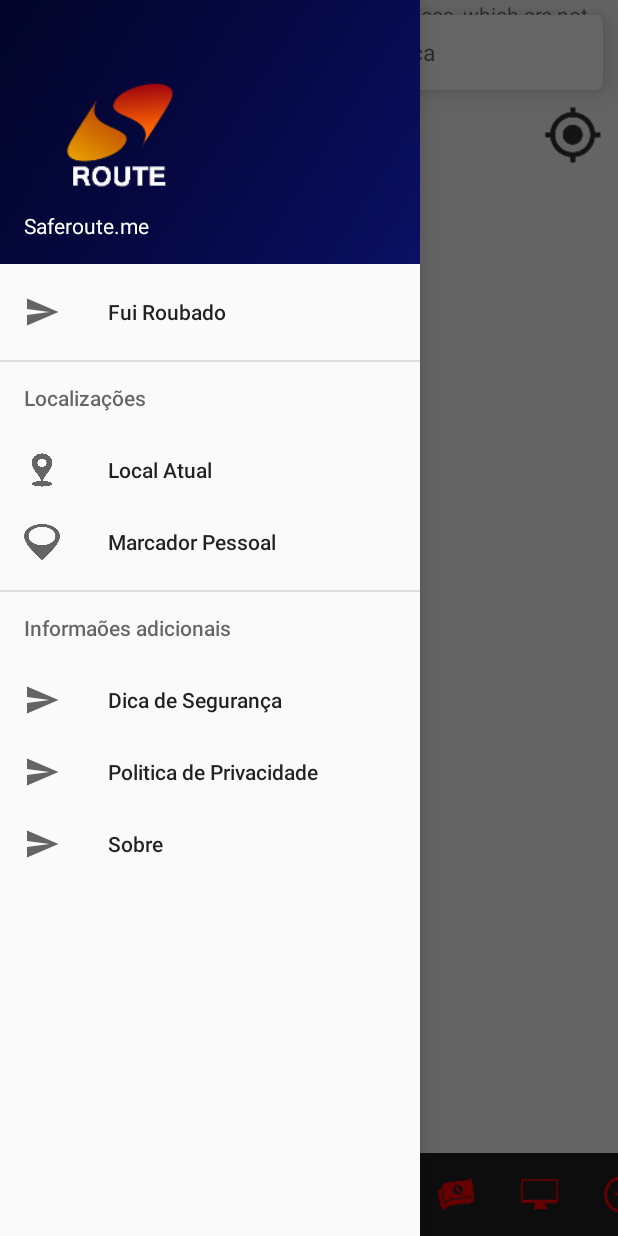
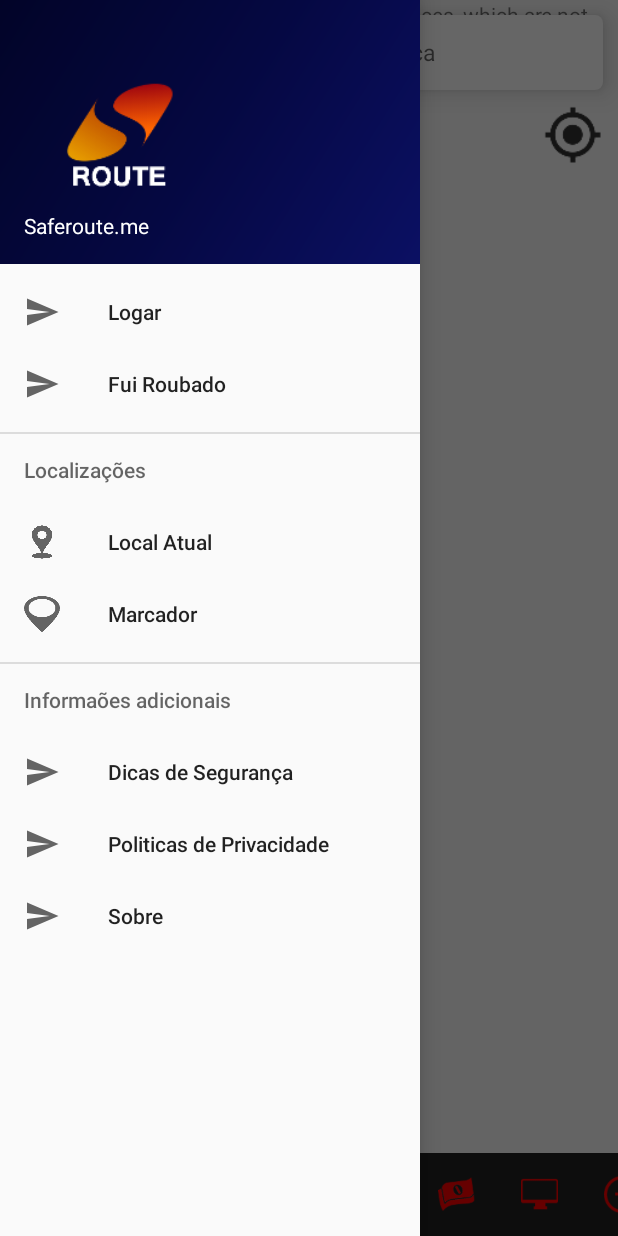
Before and after one commit to Raky1/SaferouteApp, an Android app: the screen it shows after launch (MainActivity), with the side drawer open, on a phone screen of 412 x 824 dp. Run offline under Robolectric (Android 15) with nearby library versions, the phone set to English and light mode, and no system bars.

Commit message:
implementação de dialog box não funcionais ainda (todas as telas feita... mas não em seu estado final)

```diff
--- a/app/build.gradle
+++ b/app/build.gradle
@@ -29,4 +29,6 @@ dependencies {
     testImplementation 'junit:junit:4.12'
     androidTestImplementation 'com.android.support.test:runner:1.0.1'
     androidTestImplementation 'com.android.support.test.espresso:espresso-core:3.0.1'
+
+    //compile 'com.android.volley:volley:1.1.0'
 }
--- a/app/src/main/AndroidManifest.xml
+++ b/app/src/main/AndroidManifest.xml
@@ -7,9 +7,10 @@
          Google Maps Android API v2, but you must specify either coarse or fine
          location permissions for the 'MyLocation' functionality.
     -->
+    <!-- access to internet and gps -->
     <uses-permission android:name="android.permission.ACCESS_FINE_LOCATION" />
     <uses-permission android:name="android.permission.ACCESS_COARSE_LOCATION" />
-    <uses-permission android:name="android.permission.INTERNET"/>
+    <uses-permission android:name="android.permission.INTERNET" />
 
     <application
         android:allowBackup="true"
@@ -28,6 +29,7 @@
                 <category android:name="android.intent.category.LAUNCHER" />
             </intent-filter>
         </activity>
+
         <!--
              The API key for Google Maps-based APIs is defined as a string resource.
              (See the file "res/values/google_maps_api.xml").
@@ -39,7 +41,6 @@
         <meta-data
             android:name="com.google.android.geo.API_KEY"
             android:value="@string/google_maps_key" />
-
     </application>
 
 </manifest>
--- a/app/src/main/java/me/saferoute/saferouteapp/MainActivity.java
+++ b/app/src/main/java/me/saferoute/saferouteapp/MainActivity.java
@@ -4,29 +4,59 @@ import android.graphics.Color;
 import android.os.Bundle;
 import android.support.v4.app.FragmentManager;
 import android.support.v4.app.FragmentTransaction;
-import android.view.KeyEvent;
+import android.support.v7.app.AlertDialog;
 import android.view.View;
 import android.support.design.widget.NavigationView;
 import android.support.v4.view.GravityCompat;
 import android.support.v4.widget.DrawerLayout;
 import android.support.v7.app.AppCompatActivity;
 import android.view.MenuItem;
-import android.view.inputmethod.EditorInfo;
+import android.widget.ArrayAdapter;
 import android.widget.AutoCompleteTextView;
+import android.widget.Button;
+import android.widget.DatePicker;
+import android.widget.EditText;
 import android.widget.ImageView;
 import android.widget.LinearLayout;
-import android.widget.TextView;
+import android.widget.Spinner;
+import android.widget.TimePicker;
+
+import java.util.Calendar;
+import java.util.Date;
+
+import me.saferoute.saferouteapp.Model.Usuario;
+import me.saferoute.saferouteapp.Tools.Validacao;
 
 public class MainActivity extends AppCompatActivity
         implements NavigationView.OnNavigationItemSelectedListener {
 
+    //Login
+    private Usuario user = null;
+
+
+
     private MapsFragment mapsFragment;
     private FragmentManager fragmentManager;
 
+    //scroll and map
     private LinearLayout linearLayout;
     private ImageView btnBicicleta, btnCartao, btnCel, btnDocumento, btnMochila, btnMoney, btnPc, btnPlus;
     private ImageView btnGps;
     private AutoCompleteTextView txtSearch;
+
+    //Dialog
+    private AlertDialog dialogLogin, dialogOcorrencia, dialogDicas, dialogPrivacidade, dialogSobre;
+
+    //login screen
+    private EditText txtEmail_login,txtSenha_login;
+    private Button btnLogar_login;
+
+    //ocorrencia Screen
+    private DatePicker datePicker;
+    private TimePicker timePicker;
+    private Spinner spinnerTipo, spinnerBoletim, spinnerAgrecao;
+    private EditText txtPertences_Ocor, txtComplemento_Ocor;
+    private Button btnRegistrar_Ocor;
 
     @Override
     protected void onCreate(Bundle savedInstanceState) {
@@ -48,25 +78,15 @@ public class MainActivity extends AppCompatActivity
         btnPc = (ImageView) findViewById(R.id.btnPc);
         btnPlus = (ImageView) findViewById(R.id.btnPlus);
 
+        this.configButton(btnBicicleta, btnCartao, btnCel,btnDocumento, btnMochila, btnMoney, btnPc, btnPlus);
+
         init();
-
-        /* menu "..."
-        Toolbar toolbar = (Toolbar) findViewById(R.id.toolbar);
-        setSupportActionBar(toolbar);
-
-        DrawerLayout drawer = (DrawerLayout) findViewById(R.id.drawer_layout);
-        ActionBarDrawerToggle toggle = new ActionBarDrawerToggle(
-                this, drawer, toolbar, R.string.navigation_drawer_open, R.string.navigation_drawer_close);
-        drawer.addDrawerListener(toggle);
-        toggle.syncState();*/
     }
 
     private void init() {
         //Barra lateral de navegação...
         NavigationView navigationView = (NavigationView) findViewById(R.id.nav_view);
         navigationView.setNavigationItemSelectedListener(this);
-
-        this.configButtons();
 
         //set fragment Map
         mapsFragment = new MapsFragment();
@@ -75,9 +95,90 @@ public class MainActivity extends AppCompatActivity
 
         //change fragment
         fragmentManager = getSupportFragmentManager();
-        FragmentTransaction transation = fragmentManager.beginTransaction();
-        transation.add(R.id.container, mapsFragment, "MapsFragment");
-        transation.commitAllowingStateLoss();
+        FragmentTransaction fragmentTransaction = fragmentManager.beginTransaction();
+        fragmentTransaction.add(R.id.container, mapsFragment, "MapsFragment");
+        fragmentTransaction.commitAllowingStateLoss();
+
+        //****************************************************************************************************************************
+        //Configura Dialogs
+        AlertDialog.Builder builder = new AlertDialog.Builder(MainActivity.this);
+
+        //config Login screen
+        View view = getLayoutInflater().inflate(R.layout.dialog_login, null);
+        builder.setView(view);
+        dialogLogin = builder.create();
+
+        //tela login
+        txtEmail_login = (EditText) view.findViewById(R.id.txtEmail);
+        txtSenha_login = (EditText) view.findViewById(R.id.txtSenha);
+        btnLogar_login = (Button) view.findViewById(R.id.btnLogar);
+
+        btnLogar_login.setOnClickListener(new View.OnClickListener() {
+            @Override
+            public void onClick(View view) {
+                if(Validacao.CheckEmail(txtEmail_login.getText().toString())) {
+                    if (Validacao.CheckSenha(txtSenha_login.getText().toString())) {
+                        dialogLogin.dismiss();
+                    } else {
+                        txtSenha_login.requestFocus();
+                    }
+                } else {
+                    txtEmail_login.requestFocus();
+                }
+            }
+        });
+
+        //-----Ocorrencia Dialog
+        view = getLayoutInflater().inflate(R.layout.dialog_ocorrencia, null);
+        builder.setView(view);
+        dialogOcorrencia = builder.create();
+
+        datePicker = (DatePicker) view.findViewById(R.id.datePicker);
+        timePicker = (TimePicker) view.findViewById(R.id.timePicker);
+        spinnerTipo = (Spinner) view.findViewById(R.id.spinnerTipo);
+        spinnerBoletim = (Spinner) view.findViewById(R.id.spinnerBoletim);
+        spinnerAgrecao = (Spinner) view.findViewById(R.id.spinnerAgrecao);
+        txtPertences_Ocor = (EditText) view.findViewById(R.id.txtPertences);
+        txtComplemento_Ocor = (EditText) view.findViewById(R.id.txtComplemento);
+        btnRegistrar_Ocor = (Button) view.findViewById(R.id.btnRegistrar);
+
+        Calendar c = Calendar.getInstance();
+        c.setTime(new Date());
+        c.add(Calendar.YEAR, -1);
+        datePicker.setMinDate(c.getTime().getTime());
+
+        ArrayAdapter<CharSequence> adapterTipo = ArrayAdapter.createFromResource(this,
+                R.array.ocorrencia_tipos, android.R.layout.simple_spinner_item);
+        adapterTipo.setDropDownViewResource(android.R.layout.simple_spinner_dropdown_item);
+        spinnerTipo.setAdapter(adapterTipo);
+
+        ArrayAdapter<CharSequence> adapterYN = ArrayAdapter.createFromResource(this,
+                R.array.ocorrencia_yes_no, android.R.layout.simple_spinner_item);
+        adapterYN.setDropDownViewResource(android.R.layout.simple_spinner_dropdown_item);
+        spinnerBoletim.setAdapter(adapterYN);
+        spinnerAgrecao.setAdapter(adapterYN);
+
+        btnRegistrar_Ocor.setOnClickListener(new View.OnClickListener() {
+            @Override
+            public void onClick(View view) {
+                dialogOcorrencia.dismiss();
+            }
+        });
+
+        //dialog Dicas de seguraça
+        view = getLayoutInflater().inflate(R.layout.dialog_dicas, null);
+        builder.setView(view);
+        dialogDicas = builder.create();
+
+        //dialog Politica de Privacidade
+        view = getLayoutInflater().inflate(R.layout.dialog_privacidade, null);
+        builder.setView(view);
+        dialogPrivacidade = builder.create();
+
+        //dialog Sobre
+        view = getLayoutInflater().inflate(R.layout.dialog_sobre, null);
+        builder.setView(view);
+        dialogSobre = builder.create();
     }
 
 
@@ -91,50 +192,30 @@ public class MainActivity extends AppCompatActivity
         }
     }
 
-    /* menu "..." no canto
-    @Override
-    public boolean onCreateOptionsMenu(Menu menu) {
-        // Inflate the menu; this adds items to the action bar if it is present.
-        getMenuInflater().inflate(R.menu.main, menu);
-        return true;
-    }
-
-    @Override
-    public boolean onOptionsItemSelected(MenuItem item) {
-        // Handle action bar item clicks here. The action bar will
-        // automatically handle clicks on the Home/Up button, so long
-        // as you specify a parent activity in AndroidManifest.xml.
-        int id = item.getItemId();
-
-        //noinspection SimplifiableIfStatement
-        if (id == R.id.action_settings) {
-            return true;
-        }
-
-        return super.onOptionsItemSelected(item);
-    }*/
-
     //@SuppressWarnings("StatementWithEmptyBody") // não sei pra que esta aqui...
     @Override
     public boolean onNavigationItemSelected(MenuItem item) {
         // Handle navigation view item clicks here.
         int id = item.getItemId();
 
+        if(id == R.id.nav_logar) {
+            dialogLogin.show();
 
-        if (id == R.id.nav_personal) {
+        } else if (id == R.id.nav_fui_roubado) {
+            dialogOcorrencia.show();
+
+        } else if (id == R.id.nav_dicas) {
+            dialogDicas.show();
+
+        } else if (id == R.id.nav_privacidade) {
+            dialogPrivacidade.show();
+
+        } else if (id == R.id.nav_sobre) {
+            dialogSobre.show();
+
+        } else if (id == R.id.nav_personal) {
             mapsFragment.getDeviceLocation();
-        }/* else if (id == R.id.nav_gallery) {
-
-        } else if (id == R.id.nav_slideshow) {
-
-        } else if (id == R.id.nav_manage) {
-
-        } else if (id == R.id.nav_share) {
-
-        } else if (id == R.id.nav_send) {
-
         }
-        */
 
         DrawerLayout drawer = (DrawerLayout) findViewById(R.id.drawer_layout);
         drawer.closeDrawer(GravityCompat.START);
@@ -142,78 +223,9 @@ public class MainActivity extends AppCompatActivity
     }
 
     //configura os botões
-    private void configButtons() {
-        btnBicicleta.setOnClickListener(new View.OnClickListener() {
-            @Override
-            public void onClick(View view) {
-                for(int i = 0; i < linearLayout.getChildCount(); i++)
-                    linearLayout.getChildAt(i).setBackgroundColor(Color.TRANSPARENT);
-
-                view.setBackgroundColor(Color.rgb(100,100,100));
-            }
-        });
-
-        btnCartao.setOnClickListener(new View.OnClickListener() {
-            @Override
-            public void onClick(View view) {
-                for(int i = 0; i < linearLayout.getChildCount(); i++)
-                    linearLayout.getChildAt(i).setBackgroundColor(Color.TRANSPARENT);
-
-                view.setBackgroundColor(Color.rgb(100,100,100));
-            }
-        });
-
-        btnCel.setOnClickListener(new View.OnClickListener() {
-            @Override
-            public void onClick(View view) {
-                for(int i = 0; i < linearLayout.getChildCount(); i++)
-                    linearLayout.getChildAt(i).setBackgroundColor(Color.TRANSPARENT);
-
-                view.setBackgroundColor(Color.rgb(100,100,100));
-            }
-        });
-
-        btnDocumento.setOnClickListener(new View.OnClickListener() {
-            @Override
-            public void onClick(View view) {
-                for(int i = 0; i < linearLayout.getChildCount(); i++)
-                    linearLayout.getChildAt(i).setBackgroundColor(Color.TRANSPARENT);
-
-                view.setBackgroundColor(Color.rgb(100,100,100));
-            }
-        });
-
-        btnMochila.setOnClickListener(new View.OnClickListener() {
-            @Override
-            public void onClick(View view) {
-                for(int i = 0; i < linearLayout.getChildCount(); i++)
-                    linearLayout.getChildAt(i).setBackgroundColor(Color.TRANSPARENT);
-
-                view.setBackgroundColor(Color.rgb(100,100,100));
-            }
-        });
-
-        btnMoney.setOnClickListener(new View.OnClickListener() {
-            @Override
-            public void onClick(View view) {
-                for(int i = 0; i < linearLayout.getChildCount(); i++)
-                    linearLayout.getChildAt(i).setBackgroundColor(Color.TRANSPARENT);
-
-                view.setBackgroundColor(Color.rgb(100,100,100));
-            }
-        });
-
-        btnPc.setOnClickListener(new View.OnClickListener() {
-            @Override
-            public void onClick(View view) {
-                for(int i = 0; i < linearLayout.getChildCount(); i++)
-                    linearLayout.getChildAt(i).setBackgroundColor(Color.TRANSPARENT);
-
-                view.setBackgroundColor(Color.rgb(100,100,100));
-            }
-        });
-
-        btnPlus.setOnClickListener(new View.OnClickListener() {
+    private void configButton(ImageView ...btns) {
+        for (ImageView btn : btns){
+            btn.setOnClickListener(new View.OnClickListener() {
                 @Override
                 public void onClick(View view) {
                     for(int i = 0; i < linearLayout.getChildCount(); i++)
@@ -223,4 +235,6 @@ public class MainActivity extends AppCompatActivity
                 }
             });
         }
+
     }
+}
--- a/app/src/main/java/me/saferoute/saferouteapp/MapsFragment.java
+++ b/app/src/main/java/me/saferoute/saferouteapp/MapsFragment.java
@@ -15,6 +15,7 @@ import android.view.KeyEvent;
 import android.view.View;
 import android.view.WindowManager;
 import android.view.inputmethod.EditorInfo;
+import android.view.inputmethod.InputMethodManager;
 import android.widget.AutoCompleteTextView;
 import android.widget.ImageView;
 import android.widget.TextView;
@@ -53,12 +54,14 @@ public class MapsFragment extends SupportMapFragment implements OnMapReadyCallba
             new LatLng(-85, -180),
             new LatLng(85, 180));
 
+
     private GoogleMap mMap;
     private boolean mLocationPermissionGranted = false;
     private FusedLocationProviderClient mFusedLocationProviderClient;
     private LocationManager mLocationManager;
     private PlaceAutoCompleteAdapter mPlaceAutoCompleteAdapter;
     private GeoDataClient mGeoDataClient;
+
 
     private AutoCompleteTextView txtSearch;
     private ImageView btnGps;
@@ -112,6 +115,8 @@ public class MapsFragment extends SupportMapFragment implements OnMapReadyCallba
     private void moveCamera(LatLng latLng, float zoom) {
         Log.d(TAG, "moveCamera: moving the camera to : lat: " + latLng.latitude + ", lng: " + latLng.longitude);
         mMap.moveCamera(CameraUpdateFactory.newLatLngZoom(latLng, zoom));
+
+        //txtSearch.clearFocus();
 
         hideSoftKeyboard();
     }
@@ -205,11 +210,12 @@ public class MapsFragment extends SupportMapFragment implements OnMapReadyCallba
 
     //esconde teclado... era pelo menos...
     private void hideSoftKeyboard() {
-        this.getActivity().getWindow().setSoftInputMode(WindowManager.LayoutParams.SOFT_INPUT_STATE_ALWAYS_HIDDEN);
+        InputMethodManager imm = (InputMethodManager)this.getContext().getSystemService(this.getContext().INPUT_METHOD_SERVICE);
+        imm.hideSoftInputFromWindow(txtSearch.getWindowToken(), 0);
     }
 
     //-------------------------------------------propriedades
-    public void setTxtSearch(AutoCompleteTextView txtSearch) {
+    public void setTxtSearch(final AutoCompleteTextView txtSearch) {
         this.txtSearch = txtSearch;
         txtSearch.setOnEditorActionListener(new TextView.OnEditorActionListener() {
             @Override
--- a/app/src/main/res/layout/scroll_menu_filtro.xml
+++ b/app/src/main/res/layout/scroll_menu_filtro.xml
@@ -2,7 +2,7 @@
 <HorizontalScrollView
     xmlns:android="http://schemas.android.com/apk/res/android" android:layout_width="match_parent"
     android:layout_height="match_parent"
-    android:background="@color/backgroundtransparent">
+    android:background="@color/backgroundtransparentscroll">
 
     <LinearLayout
         android:id="@+id/linearLayoutScrollFiltro"
--- a/app/src/main/res/menu/activity_main_drawer.xml
+++ b/app/src/main/res/menu/activity_main_drawer.xml
@@ -5,9 +5,13 @@
 
     <group android:checkableBehavior="none">
         <item
+            android:id="@+id/nav_logar"
+            android:icon="@drawable/ic_menu_send"
+            android:title="@string/nav_logar" />
+        <item
             android:id="@+id/nav_fui_roubado"
             android:icon="@drawable/ic_menu_send"
-            android:title="Fui Roubado" />
+            android:title="@string/nav_fui_roubado" />
     </group>
 
     <!-- localizaçãoes -->
@@ -16,11 +20,11 @@
             <item
                 android:id="@+id/nav_personal"
                 android:icon="@drawable/ic_personalmarker"
-                android:title="Local Atual" />
+                android:title="@string/nav_personal" />
             <item
                 android:id="@+id/nav_home"
                 android:icon="@drawable/ic_homemarker"
-                android:title="Marcador Pessoal" />
+                android:title="@string/nav_home" />
         </menu>
     </item>
 
@@ -30,15 +34,15 @@
             <item
                 android:id="@+id/nav_dicas"
                 android:icon="@drawable/ic_menu_send"
-                android:title="Dica de Segurança" />
+                android:title="@string/nav_dicas" />
             <item
                 android:id="@+id/nav_privacidade"
                 android:icon="@drawable/ic_menu_send"
-                android:title="Politica de Privacidade" />
+                android:title="@string/nav_privacidade" />
             <item
                 android:id="@+id/nav_sobre"
                 android:icon="@drawable/ic_menu_send"
-                android:title="Sobre" />
+                android:title="@string/nav_sobre" />
         </menu>
     </item>
 
--- a/app/src/main/res/values/colors.xml
+++ b/app/src/main/res/values/colors.xml
@@ -4,5 +4,5 @@
     <color name="colorPrimaryDark">#303F9F</color>
     <color name="colorAccent">#FF4081</color>
     <color name="colorlaranja">#ff4300</color>
-    <color name="backgroundtransparent" >#DD000000</color>
+    <color name="backgroundtransparentscroll" >#DD000000</color>
 </resources>
--- a/app/src/main/res/values/strings.xml
+++ b/app/src/main/res/values/strings.xml
@@ -5,5 +5,78 @@
     <string name="navigation_drawer_close">Close navigation drawer</string>
 
     <string name="action_settings">Settings</string>
+    <string name="title_activity_login">Sign in</string>
+
+    <!-- Menu Drawer View-->
+    <string name="nav_logar">Logar</string>
+    <string name="nav_logado">Logado</string>
+
+    <string name="nav_fui_roubado">Fui Roubado</string>
+    <string name="nav_personal">Local Atual</string>
+    <string name="nav_home">Marcador</string>
+    <string name="nav_dicas">Dicas de Segurança</string>
+    <string name="nav_privacidade">Politicas de Privacidade</string>
+    <string name="nav_sobre">Sobre</string>
+
+    <!-- Login Dialog -->
+    <string name="login_login">Login</string>
+    <string name="login_email">Email </string>
+    <string name="login_senha">Senha </string>
+    <string name="login_logar">Logar</string>
+
+    <!-- Ocorrencia Dialog -->
+    <string name="ocorrencia_dia">Dia: </string>
+    <string name="ocorrencia_hora">Hora: </string>
+    <string name="ocorrencia_tipo">Tipo: </string>
+    <string-array name="ocorrencia_tipos">
+        <item>Assalto</item>
+        <item>Assalto a mão armada</item>
+        <item>Furto</item>
+    </string-array>
+    <string name="ocorrencia_pertences">Pretences: </string>
+    <string name="ocorrencia_boletim">Boletim: </string>
+    <string name="ocorrencia_agrecao">Agreção: </string>
+    <string name="ocorrencia_complemento">Complemento: </string>
+    <string-array name="ocorrencia_yes_no">
+        <item>Sim</item>
+        <item>Não</item>
+    </string-array>
+    <string name="ocorrencia_registrar">Registrar</string>
+
+    <!-- Dicas Dialog -->
+    <string name="dicas_texto">
+        Dicas, dicas e mais dicas\n
+        Dicas, dicas e mais dicas\n
+        Dicas, dicas e mais dicas\n
+        Dicas, dicas e mais dicas\n
+        Dicas, dicas e mais dicas\n
+        Dicas, dicas e mais dicas\n
+        Dicas, dicas e mais dicas\n
+        Dicas, dicas e mais dicas
+    </string>
+
+    <!-- Privacidade Dialog -->
+    <string name="privacidade_texto">
+        Privacidade, Privacidade e mais Privacidade\n
+        Privacidade, Privacidade e mais Privacidade\n
+        Privacidade, Privacidade e mais Privacidade\n
+        Privacidade, Privacidade e mais Privacidade\n
+        Privacidade, Privacidade e mais Privacidade\n
+        Privacidade, Privacidade e mais Privacidade\n
+        Privacidade, Privacidade e mais Privacidade\n
+        Privacidade, Privacidade e mais Privacidade
+    </string>
+
+    <!-- Sobre Dialog -->
+    <string name="sobre_texto">
+        Sobre, Sobre e mais Sobre\n
+        Sobre, Sobre e mais Sobre\n
+        Sobre, Sobre e mais Sobre\n
+        Sobre, Sobre e mais Sobre\n
+        Sobre, Sobre e mais Sobre\n
+        Sobre, Sobre e mais Sobre\n
+        Sobre, Sobre e mais Sobre\n
+        Sobre, Sobre e mais Sobre
+    </string>
 
 </resources>
--- a/build.gradle
+++ b/build.gradle
@@ -7,7 +7,7 @@ buildscript {
         jcenter()
     }
     dependencies {
-        classpath 'com.android.tools.build:gradle:3.0.1'
+        classpath 'com.android.tools.build:gradle:3.1.0'
 
         // NOTE: Do not place your application dependencies here; they belong
         // in the individual module build.gradle files
```
Also changed, not shown: app/src/main/java/me/saferoute/saferouteapp/Tools/Validacao.java (added, +20 -0 lines), app/src/main/res/layout/dialog_dicas.xml (added, +13 -0 lines), app/src/main/res/layout/dialog_login.xml (added, +39 -0 lines), app/src/main/res/layout/dialog_ocorrencia.xml (added, +146 -0 lines), app/src/main/res/layout/dialog_privacidade.xml (added, +13 -0 lines), app/src/main/res/layout/dialog_sobre.xml (added, +13 -0 lines), app/src/main/res/values/styles.xml (+10 -0 lines), gradle/wrapper/gradle-wrapper.properties. Lines whose indentation alone changed are shown as unchanged.
